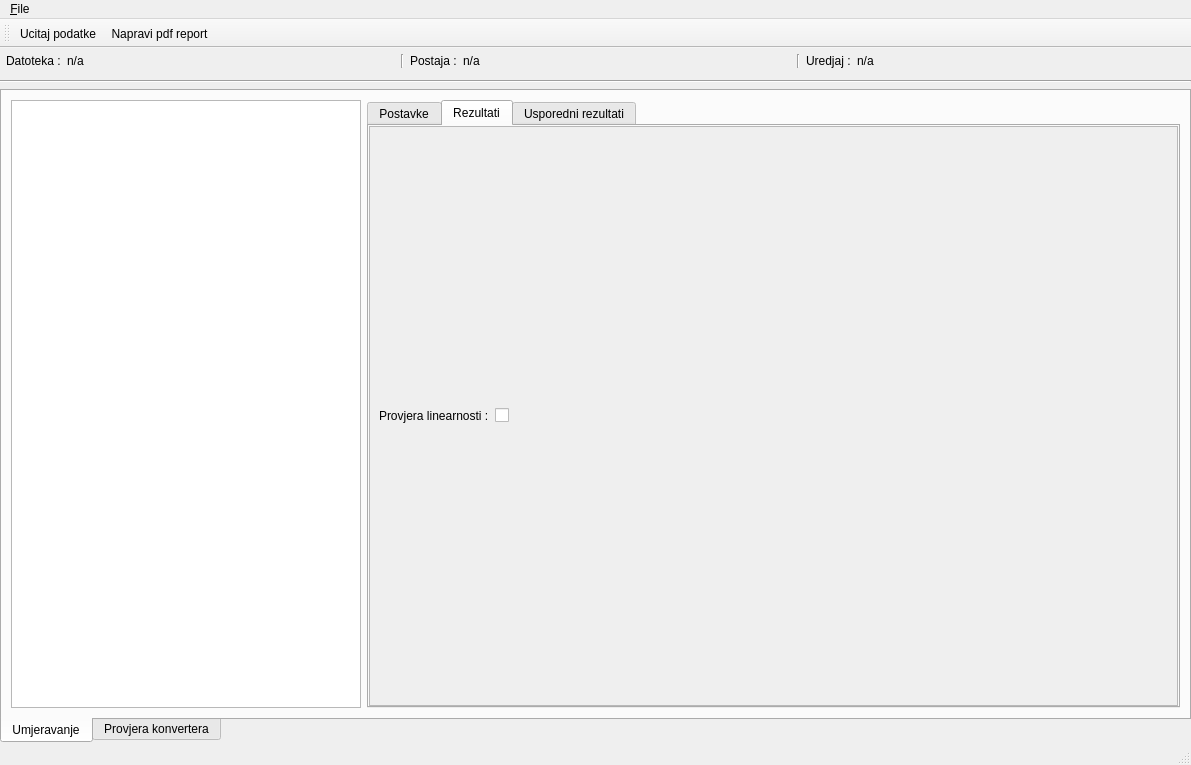
First picture: the form in app/view/uiFiles/display.ui, repository vmilic/umjeravanje, before the edit.
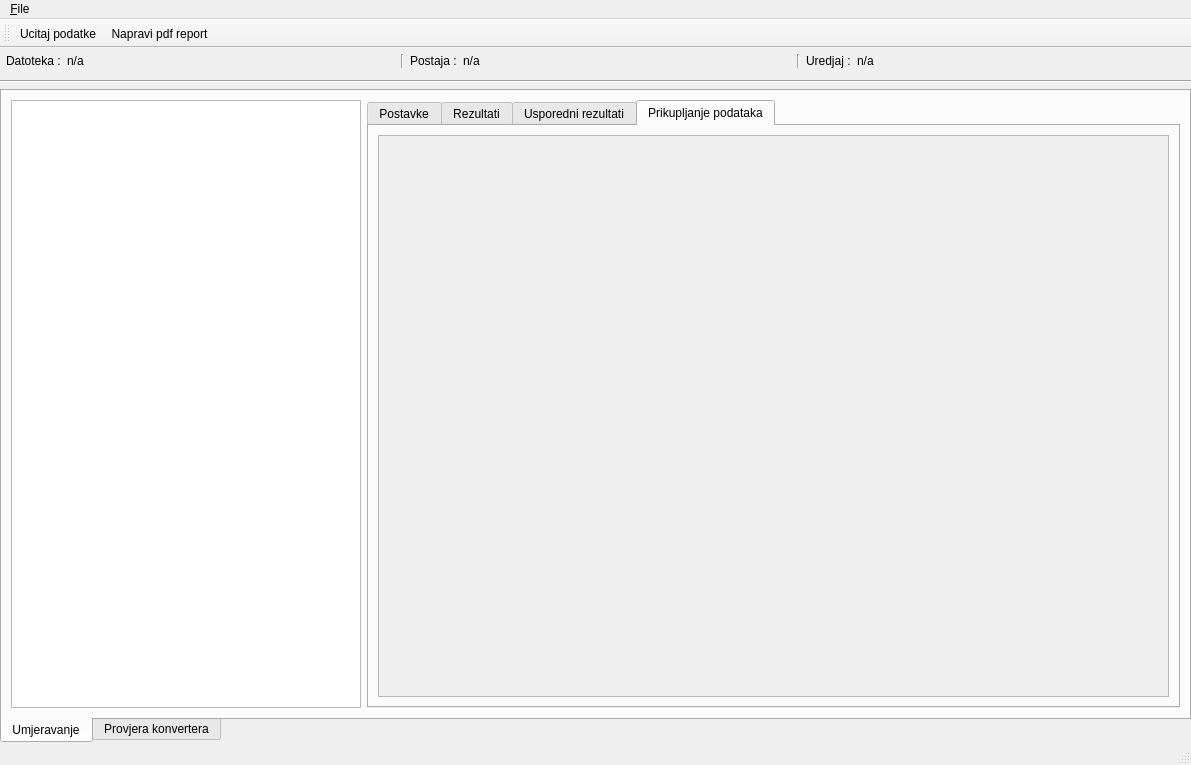
Second picture: the form after the edit. The open tabs and pages were chosen to show the change.

Commit message:
dodan tab za prikupljanje podataka
Dodan je tab za prikupljanje podataka (do realne implementacije postoje
mock klase za vezu i protokol koje vracaju nasumicne podatke). Start
pokrece odvojeni thread koji prikuplja podatke uz pomoc protokola i
veze. Primljeni podaci se spremaju u pandas dataframe i crtaju na grafu.

What changed in the file:
```diff
--- a/app/view/uiFiles/display.ui
+++ b/app/view/uiFiles/display.ui
@@ -787,6 +787,35 @@
             </item>
            </layout>
           </widget>
+          <widget class="QWidget" name="prikupljanjePodataka">
+           <attribute name="title">
+            <string>Prikupljanje podataka</string>
+           </attribute>
+           <layout class="QVBoxLayout" name="verticalLayout_10">
+            <item>
+             <widget class="QScrollArea" name="scrollArea_6">
+              <property name="widgetResizable">
+               <bool>true</bool>
+              </property>
+              <widget class="QWidget" name="scrollAreaWidgetContents_6">
+               <property name="geometry">
+                <rect>
+                 <x>0</x>
+                 <y>0</y>
+                 <width>785</width>
+                 <height>572</height>
+                </rect>
+               </property>
+               <layout class="QVBoxLayout" name="verticalLayout_11">
+                <item>
+                 <layout class="QVBoxLayout" name="kolektorLayout"/>
+                </item>
+               </layout>
+              </widget>
+             </widget>
+            </item>
+           </layout>
+          </widget>
          </widget>
         </item>
        </layout>
```
Left out of the diff: 8 changed lines with no effect on the pictures. The commit also changes 6 other files.
